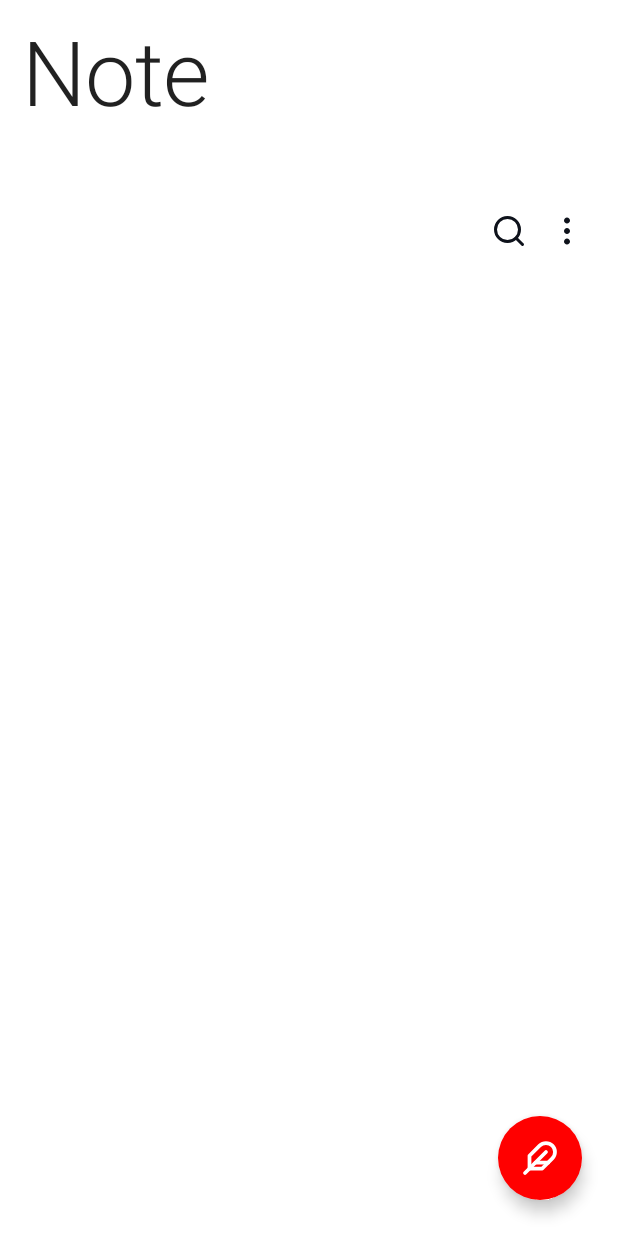
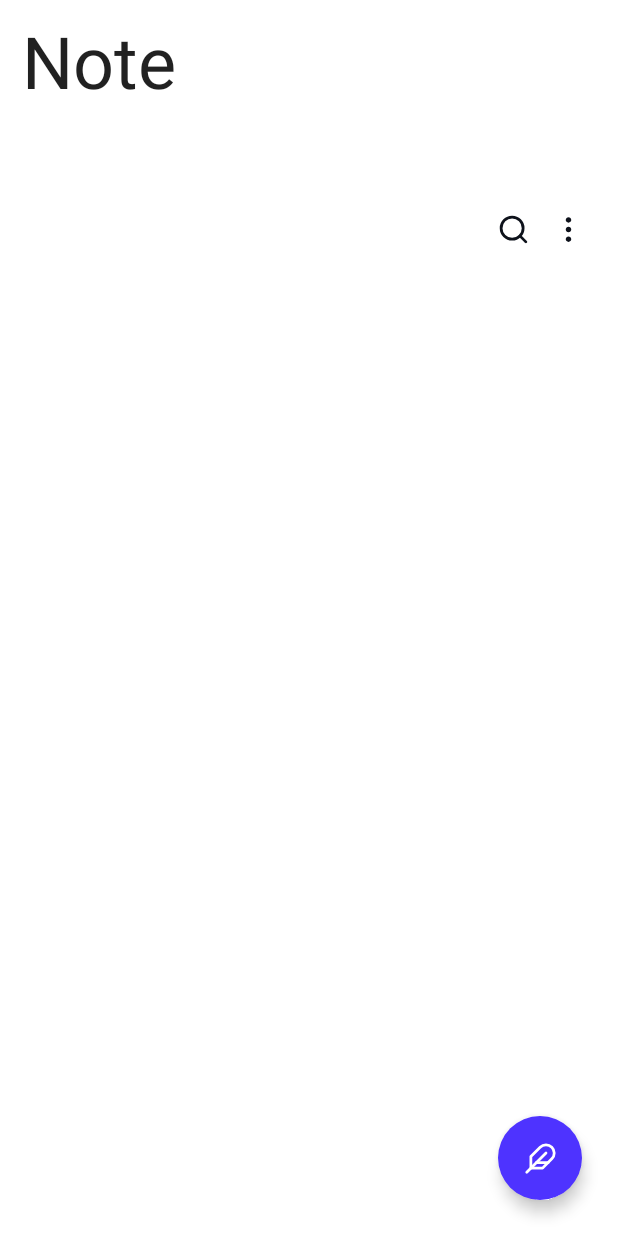
Before and after one commit to akshay2211/Paper, an Android app built with Jetpack Compose: the screen it shows after launch (MainActivity), on a phone screen of 412 x 824 dp. Run offline under Robolectric (Android 15) with nearby library versions, the light colour scheme and no system bars; our stand-ins replace Room's generated code, livedata-compose; 1 statement that could not run was skipped.

Commit message:
UI improvements

```diff
--- a/app/src/main/java/io/ak1/writedown/ui/component/NotesListComponent.kt
+++ b/app/src/main/java/io/ak1/writedown/ui/component/NotesListComponent.kt
@@ -1,6 +1,5 @@
 package io.ak1.writedown.ui.component
 
-import android.text.format.DateUtils
 import androidx.compose.foundation.ExperimentalFoundationApi
 import androidx.compose.foundation.Image
 import androidx.compose.foundation.layout.*
@@ -23,7 +22,6 @@ import io.ak1.writedown.R
 import io.ak1.writedown.models.Note
 import io.ak1.writedown.ui.utils.gridTrim
 import io.ak1.writedown.ui.utils.timeAgo
-import java.util.*
 
 /**
  * Created by akshay on 27/11/21
@@ -51,10 +49,10 @@ fun NotesListComponent(
                     Text(
                         text = element.description.gridTrim(),
                         modifier = Modifier.fillMaxSize(),
-                        style = MaterialTheme.typography.h6
+                        style = MaterialTheme.typography.subtitle1
                     )
 
-                    Spacer(modifier = Modifier.height(5.dp))
+                    verticalSpacer(7.dp)
 
                     Text(
                         text = element.updatedOn.timeAgo(),
@@ -71,12 +69,11 @@ fun NotesListComponent(
 }
 
 
-@OptIn(ExperimentalMaterialApi::class)
 @Composable
 fun HomeHeader(modifier: Modifier) {
     Box(modifier = modifier) {
-        Text(text = "Note", style = MaterialTheme.typography.h2)
-        Row(modifier = Modifier.padding(0.dp,120.dp,0.dp,0.dp)) {
+        Text(text = "Note", style = MaterialTheme.typography.h3)
+        Row(modifier = Modifier.padding(0.dp, 120.dp, 0.dp, 0.dp)) {
             Spacer(
                 modifier = Modifier
                     .height(38.dp)
@@ -99,6 +96,6 @@ fun HomeHeader(modifier: Modifier) {
                 colorFilter = ColorFilter.tint(MaterialTheme.colors.primary)
             )
         }
-        verticalSpacer7Dp()
+        verticalSpacer(16.dp)
     }
 }
--- a/app/src/main/java/io/ak1/writedown/ui/component/Spacers.kt
+++ b/app/src/main/java/io/ak1/writedown/ui/component/Spacers.kt
@@ -4,7 +4,7 @@ import androidx.compose.foundation.layout.Spacer
 import androidx.compose.foundation.layout.height
 import androidx.compose.runtime.Composable
 import androidx.compose.ui.Modifier
-import androidx.compose.ui.unit.dp
+import androidx.compose.ui.unit.Dp
 
 /**
  * Created by akshay on 30/11/21
@@ -12,4 +12,4 @@ import androidx.compose.ui.unit.dp
  */
 
 @Composable
-fun verticalSpacer7Dp() = Spacer(modifier = Modifier.height(7.dp))
+fun verticalSpacer(height: Dp) = Spacer(modifier = Modifier.height(height))
--- a/app/src/main/java/io/ak1/writedown/ui/theme/Color.kt
+++ b/app/src/main/java/io/ak1/writedown/ui/theme/Color.kt
@@ -2,7 +2,7 @@ package io.ak1.writedown.ui.theme
 
 import androidx.compose.ui.graphics.Color
 
-val Red = Color.Red
+val Accent = Color(0xFF4E33FF)
 val White = Color(0xFFFFFFFF)
 val BlackDark = Color(0xFF0E121B)
 val BlackLite = Color(0xFF171C26)
--- a/app/src/main/java/io/ak1/writedown/ui/theme/Theme.kt
+++ b/app/src/main/java/io/ak1/writedown/ui/theme/Theme.kt
@@ -21,7 +21,7 @@ import kotlinx.coroutines.runBlocking
 private val DarkColorPalette = darkColors(
     primary = White,
     primaryVariant = Grey,
-    secondary = Red,
+    secondary = Accent,
     secondaryVariant = White,
     background = BlackDark,
     surface = BlackLite,
@@ -35,7 +35,7 @@ private val LightColorPalette = lightColors(
     primary = BlackDark,
     primaryVariant = Grey,
     secondaryVariant = BlackDark,
-    secondary = Red,
+    secondary = Accent,
     onPrimary = White,
     onSecondary = White,
     background = White,
--- a/app/src/main/res/drawable/ic_feather.xml
+++ b/app/src/main/res/drawable/ic_feather.xml
@@ -1,26 +1,26 @@
 <vector xmlns:android="http://schemas.android.com/apk/res/android"
-    android:width="24dp"
-    android:height="24dp"
+    android:width="22dp"
+    android:height="22dp"
     android:viewportWidth="24"
     android:viewportHeight="24">
   <path
       android:pathData="M20.24,12.24a6,6 0,0 0,-8.49 -8.49L5,10.5V19h8.5z"
       android:strokeLineJoin="round"
-      android:strokeWidth="2.5"
+      android:strokeWidth="2"
       android:fillColor="#00000000"
       android:strokeColor="#FFFFFF"
       android:strokeLineCap="round"/>
   <path
       android:pathData="M16,8L2,22"
       android:strokeLineJoin="round"
-      android:strokeWidth="2.5"
+      android:strokeWidth="2"
       android:fillColor="#00000000"
       android:strokeColor="#FFFFFF"
       android:strokeLineCap="round"/>
   <path
       android:pathData="M17.5,15L9,15"
       android:strokeLineJoin="round"
-      android:strokeWidth="2.5"
+      android:strokeWidth="2"
       android:fillColor="#00000000"
       android:strokeColor="#FFFFFF"
       android:strokeLineCap="round"/>
--- a/app/src/main/res/drawable/ic_more.xml
+++ b/app/src/main/res/drawable/ic_more.xml
@@ -1,6 +1,6 @@
 <vector xmlns:android="http://schemas.android.com/apk/res/android"
-    android:width="24dp"
-    android:height="24dp"
+    android:width="22dp"
+    android:height="22dp"
     android:viewportWidth="24"
     android:viewportHeight="24">
   <path
--- a/app/src/main/res/drawable/ic_search.xml
+++ b/app/src/main/res/drawable/ic_search.xml
@@ -1,6 +1,6 @@
 <vector xmlns:android="http://schemas.android.com/apk/res/android"
-    android:width="24dp"
-    android:height="24dp"
+    android:width="22dp"
+    android:height="22dp"
     android:viewportWidth="24"
     android:viewportHeight="24">
   <path
```
